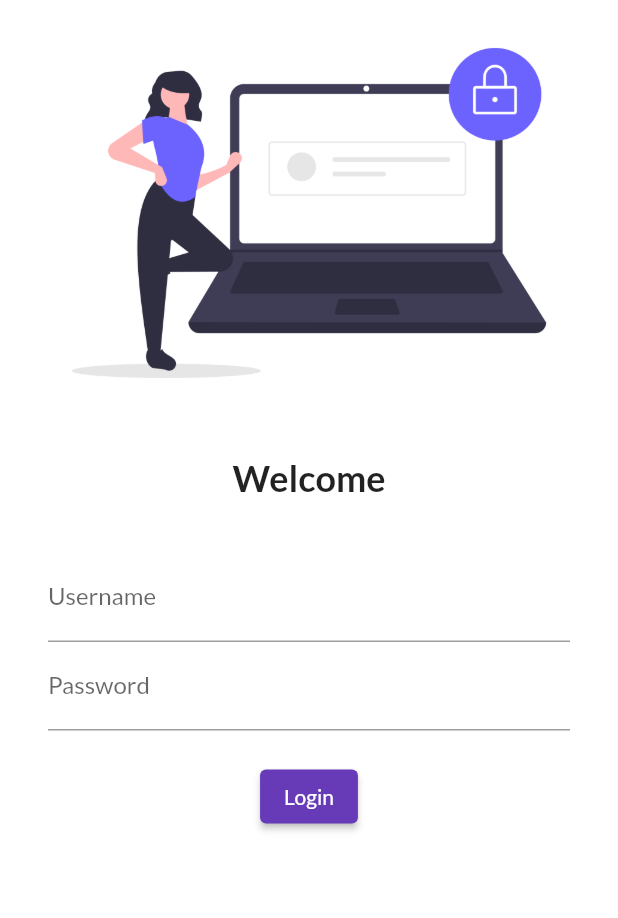
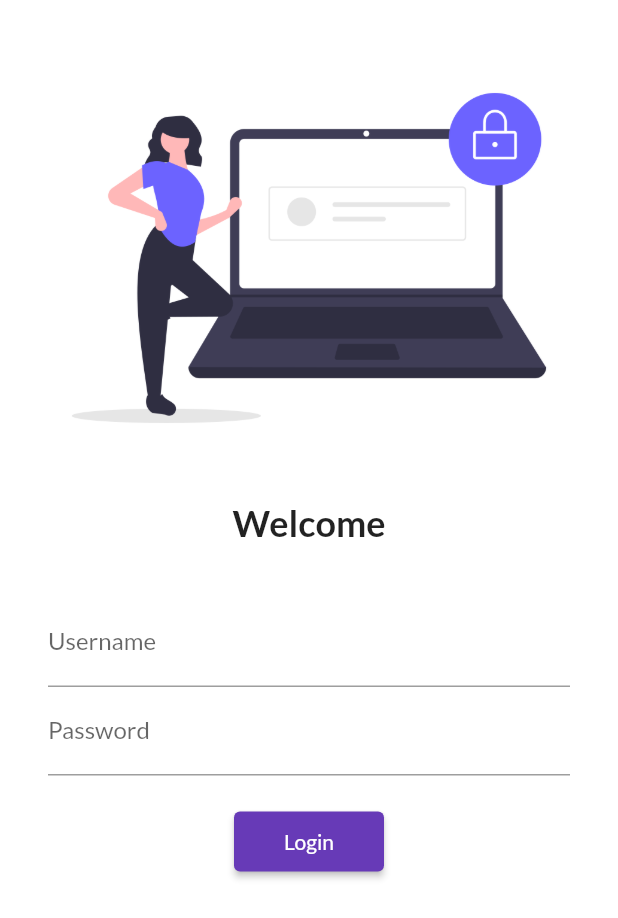
Before and after one commit to Manan-Chhajed/30-days-of-flutter, a Flutter app: the screen it shows after launch, on a phone screen of 412 x 824 dp. Shown: the top 918 px of the screen. Run offline on Flutter 3.47's test engine with Material 2 defaults, Android fonts, the phone set to English and light mode, and no system bars; our stand-ins replace google_fonts.

Commit message:
Day 5 completed

```diff
--- a/lib/main.dart
+++ b/lib/main.dart
@@ -1,7 +1,9 @@
 import 'package:first_app/pages/home_page.dart';
 import 'package:first_app/pages/login_page.dart';
+import 'package:first_app/utils/routes.dart';
 import 'package:flutter/material.dart';
 import 'package:google_fonts/google_fonts.dart';
+
 
 void main() {
   runApp(MyApp());
@@ -12,6 +14,7 @@ class MyApp extends StatelessWidget {
 
   @override
   Widget build(BuildContext context) {
+
     return MaterialApp(
       // home: HomePage(),
       themeMode: ThemeMode.light,
@@ -19,14 +22,15 @@ class MyApp extends StatelessWidget {
         primarySwatch: Colors.deepPurple,
         fontFamily: GoogleFonts.lato().fontFamily,
       ),
+      debugShowCheckedModeBanner: false,
       darkTheme: ThemeData(
         brightness: Brightness.dark,
       ),
-      initialRoute: "/home",
+      initialRoute: "/",
       routes: {
-        "/": (context) => HomePage(),
-        "/home": (context) => LoginPage(),
-        "/login": (context) => LoginPage(),
+        "/": (context) => LoginPage(),
+        MyRoutes.homeRoute: (context) => HomePage(),
+        MyRoutes.loginRoute: (context) => LoginPage(),
       },
     );
   }
--- a/lib/pages/login_page.dart
+++ b/lib/pages/login_page.dart
@@ -1,13 +1,26 @@
+import 'package:first_app/utils/routes.dart';
 import 'package:flutter/material.dart';
+import 'package:flutter/services.dart';
 
 class LoginPage extends StatelessWidget {
   @override
   Widget build(BuildContext context) {
+        SystemChrome.setEnabledSystemUIMode(
+      SystemUiMode.leanBack,
+    );
     return Material(
-      color: Colors.white,
+      color: Color.fromRGBO(255, 255, 255, 1),
+      child: SingleChildScrollView(
         child: Column(
           children: [
-          Image.asset("assets/images/login_image.png", fit: BoxFit.cover),
+            SizedBox(
+              height: 30.0,
+            ),
+            Image.asset(
+              "assets/images/login_image.png",
+              fit: BoxFit.cover,
+              // height: 700,
+            ),
             SizedBox(
               height: 20.0,
             ),
@@ -22,7 +35,8 @@ class LoginPage extends StatelessWidget {
               height: 20.0,
             ),
             Padding(
-            padding: const EdgeInsets.symmetric(vertical: 16.0, horizontal: 32),
+              padding:
+                  const EdgeInsets.symmetric(vertical: 16.0, horizontal: 32),
               child: Column(
                 children: [
                   TextFormField(
@@ -43,15 +57,17 @@ class LoginPage extends StatelessWidget {
                   ),
                   ElevatedButton(
                       onPressed: () {
-                      print("Hi Manan");
+                        // to go to the home page when login button is pressed
+                        Navigator.pushNamed(context, MyRoutes.homeRoute);
                       },
-                    style: TextButton.styleFrom(),
+                      style: TextButton.styleFrom(minimumSize: Size(100, 40)),
                       child: Text("Login")),
                 ],
               ),
             )
           ],
         ),
+      ),
     );
   }
 }
--- /dev/null
+++ b/lib/utils/routes.dart
@@ -0,0 +1,5 @@
+class MyRoutes {
+  static String loginRoute = "/login";
+  static String homeRoute = "/home";
+  static String cartRoute = "/cart";
+}
```
Lines whose indentation alone changed are shown as unchanged.
